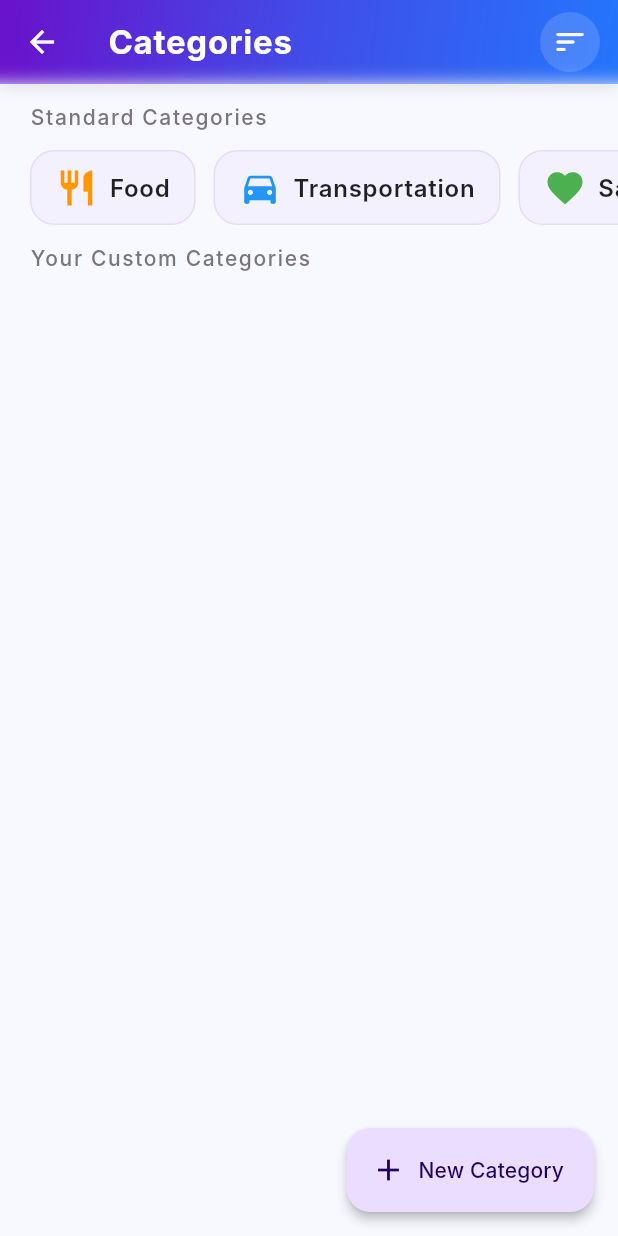
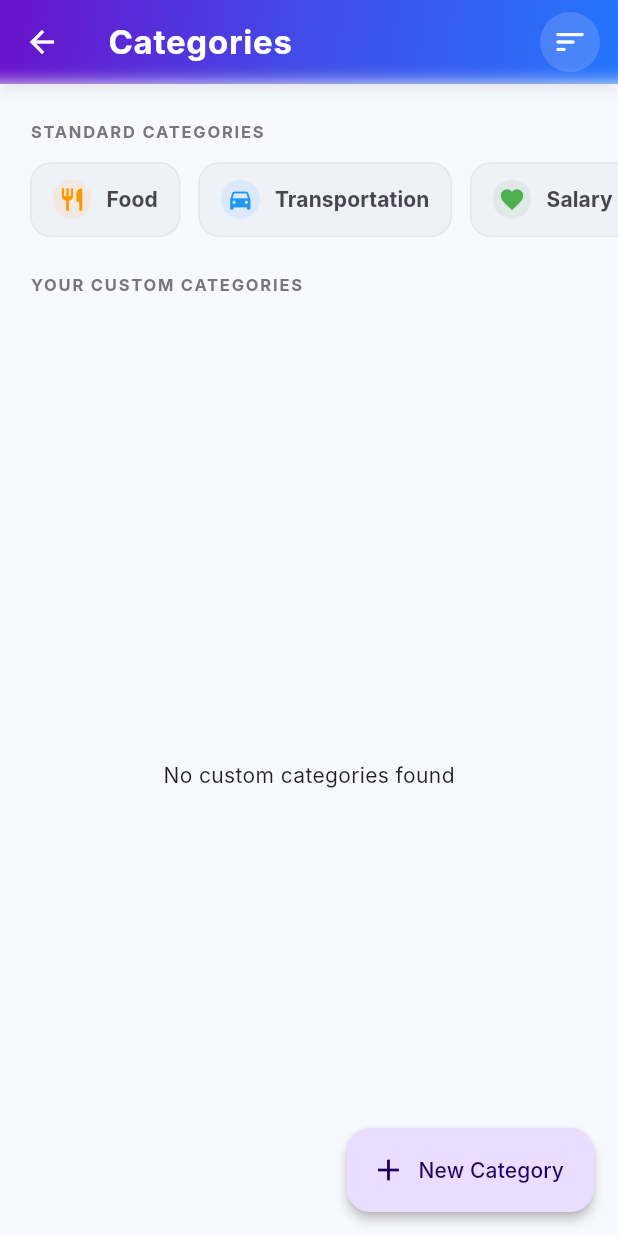
Before and after one commit to Max22577/Flutter_personal_finance_app, a Flutter app: the CategoryManagementView screen opened directly, on a phone screen of 412 x 824 dp. Run offline on Flutter 3.47's test engine with Material 3 defaults, Android fonts, the phone set to English and light mode, and no system bars; our stand-ins replace animate_do, cloud_firestore, firebase_auth, firebase_core, firebase_storage, fl_chart and 5 more; accounts and stored records are empty; Roboto replaces fonts that are missing (Inter).

Commit message:
Refactored the category feature with a fluid layout

```diff
--- a/lib/features/budgeting/widgets/budget_edit_dialog.dart
+++ b/lib/features/budgeting/widgets/budget_edit_dialog.dart
@@ -1,4 +1,3 @@
-import 'dart:ui';
 import 'package:flutter/material.dart';
 import 'package:flutter/services.dart';
 import 'package:personal_fin/core/providers/currency_provider.dart';
--- a/lib/features/budgeting/widgets/month_picker.dart
+++ b/lib/features/budgeting/widgets/month_picker.dart
@@ -1,4 +1,3 @@
-import 'dart:ui';
 import 'package:flutter/material.dart';
 import 'package:flutter/services.dart';
 import 'package:intl/intl.dart';
--- a/lib/features/category/pages/category_management_page.dart
+++ b/lib/features/category/pages/category_management_page.dart
@@ -2,9 +2,7 @@
 import 'package:flutter/material.dart';
 import 'package:personal_fin/core/providers/language_provider.dart';
 import 'package:personal_fin/core/repositories/category_repository.dart';
-import 'package:personal_fin/core/utils/category_icon_helper.dart';
 import 'package:personal_fin/core/widgets/custom_appbar.dart';
-import 'package:personal_fin/core/widgets/empty_state.dart';
 import 'package:personal_fin/core/widgets/loading_state.dart';
 import 'package:personal_fin/features/category/widgets/predefined_chip.dart';
 import 'package:personal_fin/models/category.dart';
@@ -444,16 +442,18 @@
           ),
         ],
       ),
-      body: SingleChildScrollView(
-        child: Column(
-          crossAxisAlignment: CrossAxisAlignment.start,
-          children: [
-            _buildSectionHeader(lang.translate('standard_categories'), theme, colors),
-            _buildPredefinedList(vm),
-            _buildSectionHeader(lang.translate('your_custom_categories'), theme, colors),
-            _buildCustomList(vm, lang, colors, textTheme),
-          ],
-        ),
+      body: CustomScrollView(
+        physics: const BouncingScrollPhysics(),
+        slivers: [
+          _buildSectionHeader(lang.translate('standard_categories'), theme, colors),
+          SliverToBoxAdapter(
+            child: _buildPredefinedList(vm),
+          ),
+          _buildSectionHeader(lang.translate('your_custom_categories'), theme, colors),
+          _buildCustomList(vm, lang, colors, textTheme),
+          const SliverToBoxAdapter(child: SizedBox(height: 100)),
+        ],
+
       ),
       floatingActionButton: FloatingActionButton.extended(
         onPressed: () => _showAddCategorySheet(vm),
@@ -465,13 +465,16 @@
   }
 
   Widget _buildSectionHeader(String title, ThemeData theme, ColorScheme colors) {
-    return Padding(
-      padding: const EdgeInsets.symmetric(horizontal: 20, vertical: 12),
-      child: Text(
-        title,
-        style: theme.textTheme.labelLarge?.copyWith(
-          color: colors.outline,
-          letterSpacing: 1.1,
+    return SliverPadding(
+      padding: const EdgeInsets.fromLTRB(20, 24, 20, 12),
+      sliver: SliverToBoxAdapter(
+        child: Text(
+          title.toUpperCase(),
+          style: Theme.of(context).textTheme.labelSmall?.copyWith(
+                color: Theme.of(context).colorScheme.outline,
+                letterSpacing: 1.2,
+                fontWeight: FontWeight.bold,
+              ),
         ),
       ),
     );
@@ -499,72 +502,57 @@
     return StreamBuilder<List<Category>>(
       stream: vm.customCategoriesStream,
       builder: (context, snapshot) {
-        if (snapshot.connectionState == ConnectionState.waiting) return const Center(child: LoadingState());
-        if (snapshot.hasError) {
-          return Center(
-            child: EmptyState(
-              icon: Icons.error_outline,
-              title:(lang.translate('error_loading')),
-              message: vm.errorMessage!,
-              actionText: lang.translate('retry'),
-              onAction: () => vm.refreshCategories(),
-            ),
+        if (snapshot.connectionState == ConnectionState.waiting) return const SliverToBoxAdapter(child: LoadingState());
+
+        final categories = snapshot.data ?? [];
+        if (categories.isEmpty) {
+          return SliverFillRemaining(
+            hasScrollBody: false,
+            child: Center(child: Text(lang.translate('no_custom_categories'))),
           );
         }
-
-        final categories = snapshot.data ?? [];
-        return ListView.builder(
-          shrinkWrap: true,
-          physics: const NeverScrollableScrollPhysics(),
-          itemCount: categories.length,
-          itemBuilder: (context, i) {
-            final category = categories[i];
-            return _buildCategoryTile(
-              category,
-              colors,
-              textTheme,
-              vm,
-              key: ValueKey('${category.id}_${category.name}_${category.iconCode}'), // Forces rebuild if these change
-            );
-          },
+        return SliverPadding(
+          padding: const EdgeInsets.symmetric(horizontal: 16),
+          sliver: SliverList(
+            delegate: SliverChildBuilderDelegate(
+              (context, index) => _buildCategoryTile(categories[index], vm),
+              childCount: categories.length,
+            ),
+          ),
         );
       },
     );
   }
 
-  Widget _buildCategoryTile(Category category, ColorScheme colors, TextTheme textTheme, CategoryViewModel vm, {required Key key}) {
-    final icon = CategoryIconHelper.getIcon(category);
-    final color = CategoryIconHelper.getColor(category, colors);
+  Widget _buildCategoryTile(Category category, CategoryViewModel vm) {
+    final colors = Theme.of(context).colorScheme;
+    final iconColor = Color(category.colorValue ?? colors.primary.toARGB32());
 
-    return Container(
-      margin: const EdgeInsets.only(bottom: 10.0, left: 16.0, right: 16.0),
-      padding: const EdgeInsets.all(2.0),
-      decoration: BoxDecoration(
-        color: colors.surface,
-        borderRadius: BorderRadius.circular(16),
-        border: Border.all(color: colors.outlineVariant.withValues(alpha: 0.2)),
-        boxShadow: [
-          BoxShadow(
-            color: Colors.black.withValues(alpha: 0.05),
-            blurRadius: 10,
-            offset: const Offset(0, 4),
-          ),
-        ],
-
+    return Card(
+      elevation: 0,
+      margin: const EdgeInsets.only(bottom: 12),
+      shape: RoundedRectangleBorder(
+        borderRadius: BorderRadius.circular(20),
+        side: BorderSide(color: colors.outlineVariant.withValues(alpha: 0.3)),
       ),
       child: ListTile(
-        contentPadding: const EdgeInsets.symmetric(horizontal: 16, vertical: 8),
-        leading: CircleAvatar(
-          radius: 24,
-          backgroundColor: color.withValues(alpha: 0.4),
-          child: Icon(icon, color: color, size: 28),
+        onTap: () => _showEditCategoryDialog(category, vm),
+        leading: Container(
+          padding: const EdgeInsets.all(10),
+          decoration: BoxDecoration(
+            color: iconColor.withValues(alpha: 0.1),
+            shape: BoxShape.circle,
+          ),
+          child: Icon(
+            IconData(category.iconCode ?? Icons.category.codePoint, fontFamily: 'MaterialIcons'),
+            color: iconColor,
+          ),
         ),
         title: Text(
           category.name,
-          style: textTheme.titleMedium?.copyWith(fontWeight: FontWeight.w600, letterSpacing: 0.5,),
+          style: const TextStyle(fontWeight: FontWeight.w600),
         ),
-        trailing: Icon(Icons.chevron_right_rounded, color: colors.onSurfaceVariant,),
-        onTap: () => _showEditCategoryDialog(category, vm),
+        trailing: Icon(Icons.edit_outlined, size: 20, color: colors.outline),
       ),
     );
   }
--- a/lib/features/category/widgets/predefined_chip.dart
+++ b/lib/features/category/widgets/predefined_chip.dart
@@ -23,36 +23,60 @@
     final iconColor = CategoryIconHelper.getColor(category, colors);
 
     return TweenAnimationBuilder<double>(
-      duration: Duration(milliseconds: 400 + (index * 100)),
+      key: ValueKey('predef_${category.id}'),
+      duration: Duration(milliseconds: 600 + (index * 80)),
       tween: Tween(begin: 0.0, end: 1.0),
-      curve: Curves.easeOutBack,
+      curve: Curves.easeOutCubic,
       builder: (context, value, child) {
         return Opacity(
           opacity: value.clamp(0.0, 1.0),
           child: Transform.translate(
-            offset: Offset(0, 20 * (1 - value)), // Slides up from 20px
+            offset: Offset(30 * (1 - value), 0),
             child: child,
           ),
         );
       },
       child: Container(
         margin: const EdgeInsets.only(right: 12),
-        padding: const EdgeInsets.symmetric(horizontal: 16, vertical: 10),
+        child: Material(
+          color: Colors.transparent,
+          child: InkWell(
+            onTap: () {}, // Handled by parent or selection logic
+            borderRadius: BorderRadius.circular(14),
+            child: Container(
+              padding: const EdgeInsets.symmetric(horizontal: 14, vertical: 8),
               decoration: BoxDecoration(
-          color: colors.primaryContainer.withValues(alpha: 0.3),
-          borderRadius: BorderRadius.circular(16),
-          border: Border.all(color: colors.primary.withValues(alpha: 0.1)),
+                // Using surfaceContainerHigh for better contrast in light/dark mode
+                color: colors.surfaceContainerHigh.withValues(alpha: 0.6),
+                borderRadius: BorderRadius.circular(14),
+                border: Border.all(
+                  color: colors.outlineVariant.withValues(alpha: 0.3),
+                ),
               ),
               child: Row(
                 mainAxisSize: MainAxisSize.min,
                 children: [
-            Icon(icon, size: 28, color: iconColor),
-            const SizedBox(width: 8),
+                  // Icon container for a "Badge" look
+                  Container(
+                    padding: const EdgeInsets.all(4),
+                    decoration: BoxDecoration(
+                      color: iconColor.withValues(alpha: 0.1),
+                      shape: BoxShape.circle,
+                    ),
+                    child: Icon(icon, size: 18, color: iconColor),
+                  ),
+                  const SizedBox(width: 10),
                   Text(
                     lang.translate(category.name),
-              style: textTheme.titleMedium?.copyWith(fontWeight: FontWeight.w600, letterSpacing: 0.5,),
+                    style: textTheme.labelLarge?.copyWith(
+                      fontWeight: FontWeight.bold,
+                      color: colors.onSurfaceVariant,
+                    ),
                   ),
                 ],
+              ),
+            ),
+          ),
         ),
       ),
     );
```
Lines whose indentation alone changed are shown as unchanged.
